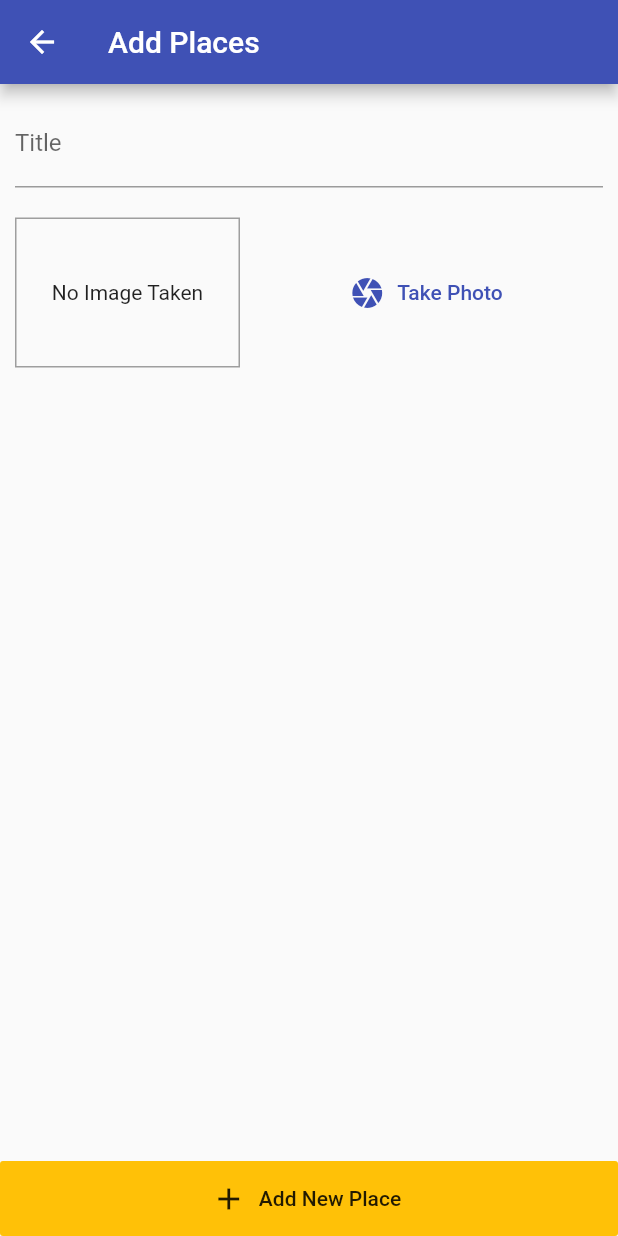
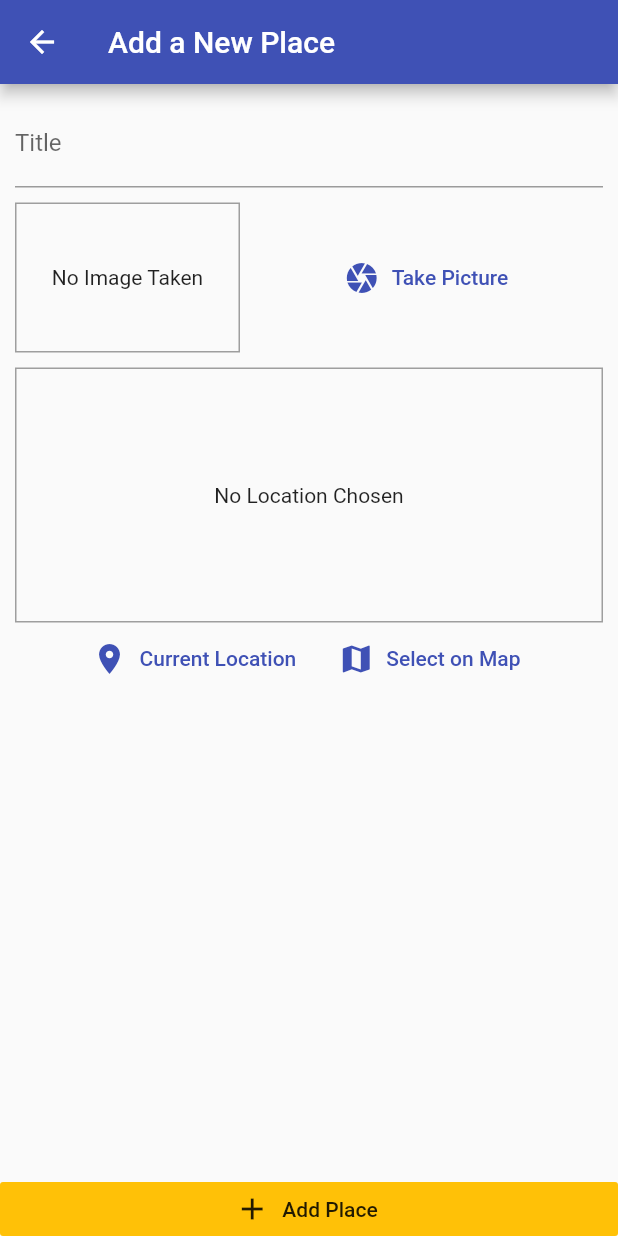
Before and after one commit to MohamedFaraag/GreatPlaces, a Flutter app: the screen it shows after launch, after a tap on the "add" icon, on a phone screen of 412 x 824 dp. Run offline on Flutter 3.47's test engine with Material 2 defaults, Android fonts, the phone set to English and light mode, and no system bars; our stand-ins replace image_picker, location, sqflite; accounts and stored records are empty.

Commit message:
add SqlFlite

```diff
--- /dev/null
+++ b/lib/Helpers/DB_Helper.dart
@@ -0,0 +1,28 @@
+import 'package:sqflite/sqflite.dart' as sql;
+import 'package:path/path.dart' as path;
+import 'package:sqflite/sqlite_api.dart';
+
+class DBHelper {
+  static Future<Database> database() async {
+    final dbPath = await sql.getDatabasesPath();
+    return sql.openDatabase(path.join(dbPath, 'places.db'),
+        onCreate: (db, version) {
+      return db.execute(
+          'CREATE TABLE user_places(id TEXT PRIMARY KEY, title TEXT, image TEXT)');
+    }, version: 1);
+  }
+
+  static Future<void> insert(String table, Map<String, Object> data) async {
+    final db = await DBHelper.database();
+    db.insert(
+      table,
+      data,
+      conflictAlgorithm: ConflictAlgorithm.replace,
+    );
+  }
+
+  static Future<List<Map<String, dynamic>>> getData(String table) async {
+    final db = await DBHelper.database();
+    return db.query(table);
+  }
+}
--- a/lib/Models/placeModel.dart
+++ b/lib/Models/placeModel.dart
@@ -1,4 +1,6 @@
 import 'dart:io';
+
+import 'package:flutter/foundation.dart';
 
 class PlaceLocation {
   final double latitude;
@@ -6,8 +8,8 @@ class PlaceLocation {
   final String address;
 
   PlaceLocation({
-    this.latitude,
-    this.longitude,
+    @required this.latitude,
+    @required this.longitude,
     this.address,
   });
 }
@@ -19,9 +21,9 @@ class Place {
   final File image;
 
   Place({
-    this.id,
-    this.title,
-    this.location,
-    this.image,
+    @required this.id,
+    @required this.title,
+    @required this.location,
+    @required this.image,
   });
 }
--- a/lib/Providers/Great_Places.dart
+++ b/lib/Providers/Great_Places.dart
@@ -1,10 +1,48 @@
+import 'dart:io';
+
 import 'package:flutter/foundation.dart';
-
 import '../Models/placeModel.dart';
 
-class GreatPlaces extends ChangeNotifier {
+import '../helpers/db_helper.dart';
+
+class GreatPlaces with ChangeNotifier {
   List<Place> _items = [];
+
   List<Place> get items {
     return [..._items];
   }
+
+  void addPlace(
+    String pickedTitle,
+    File pickedImage,
+  ) {
+    final newPlace = Place(
+      id: DateTime.now().toString(),
+      image: pickedImage,
+      title: pickedTitle,
+      location: null,
+    );
+    _items.add(newPlace);
+    notifyListeners();
+    DBHelper.insert('user_places', {
+      'id': newPlace.id,
+      'title': newPlace.title,
+      'image': newPlace.image.path,
+    });
+  }
+
+  Future<void> fetchAndSetPlaces() async {
+    final dataList = await DBHelper.getData('user_places');
+    _items = dataList
+        .map(
+          (item) => Place(
+            id: item['id'],
+            title: item['title'],
+            image: File(item['image']),
+            location: null,
+          ),
+        )
+        .toList();
+    notifyListeners();
+  }
 }
--- a/lib/Screens/add_places.dart
+++ b/lib/Screens/add_places.dart
@@ -1,57 +1,76 @@
+import 'dart:io';
+
 import 'package:flutter/material.dart';
+import 'package:provider/provider.dart';
 
 import '../Widgets/Image_inPuts.dart';
+import '../Widgets/Location_inPuts.dart';
 
-class AddPlaces extends StatefulWidget {
-  static String routeName = '/Add=Places';
+import '../providers/great_places.dart';
+
+class AddPlaceScreen extends StatefulWidget {
+  static const routeName = '/add-place';
+
   @override
-  _AddPlacesState createState() => _AddPlacesState();
+  _AddPlaceScreenState createState() => _AddPlaceScreenState();
 }
 
-class _AddPlacesState extends State<AddPlaces> {
-  final titleController = TextEditingController();
+class _AddPlaceScreenState extends State<AddPlaceScreen> {
+  final _titleController = TextEditingController();
+  File _pickedImage;
+
+  void _selectImage(File pickedImage) {
+    _pickedImage = pickedImage;
+  }
+
+  void _savePlace() {
+    if (_titleController.text.isEmpty || _pickedImage == null) {
+      return;
+    }
+    Provider.of<GreatPlaces>(context, listen: false)
+        .addPlace(_titleController.text, _pickedImage);
+    Navigator.of(context).pop();
+  }
 
   @override
   Widget build(BuildContext context) {
     return Scaffold(
       appBar: AppBar(
-        title: Text('Add Places'),
+        title: Text('Add a New Place'),
       ),
       body: Column(
-        mainAxisAlignment: MainAxisAlignment.spaceBetween,
         crossAxisAlignment: CrossAxisAlignment.stretch,
         children: <Widget>[
           Expanded(
-            child: Padding(
-              padding: EdgeInsets.all(10.0),
-              child: SingleChildScrollView(
+            child: SingleChildScrollView(
+              child: Padding(
+                padding: EdgeInsets.all(10),
                 child: Column(
                   children: <Widget>[
                     TextField(
                       decoration: InputDecoration(labelText: 'Title'),
-                      controller: titleController,
+                      controller: _titleController,
                     ),
                     SizedBox(
-                      height: 20,
+                      height: 10,
                     ),
-                    ImageInPut()
+                    ImageInput(_selectImage),
+                    SizedBox(
+                      height: 10,
+                    ),
+                    LocationInPuts(),
                   ],
                 ),
               ),
             ),
           ),
-          Container(
-            height: 50,
-            child: RaisedButton.icon(
-              elevation: 0,
-              materialTapTargetSize: MaterialTapTargetSize.shrinkWrap,
-              onPressed: () {},
-              icon: Icon(Icons.add),
-              color: Theme.of(context).accentColor,
-              label: Text(
-                "Add New Place",
-              ),
-            ),
+          RaisedButton.icon(
+            icon: Icon(Icons.add),
+            label: Text('Add Place'),
+            onPressed: _savePlace,
+            elevation: 0,
+            materialTapTargetSize: MaterialTapTargetSize.shrinkWrap,
+            color: Theme.of(context).accentColor,
           ),
         ],
       ),
--- a/lib/Screens/place_list.dart
+++ b/lib/Screens/place_list.dart
@@ -1,26 +1,53 @@
 import 'package:flutter/material.dart';
+import 'package:provider/provider.dart';
 
+import '../providers/great_places.dart';
 import '../Screens/add_places.dart';
 
-class PlaceList extends StatelessWidget {
+class PlacesListScreen extends StatelessWidget {
   @override
   Widget build(BuildContext context) {
     return Scaffold(
       appBar: AppBar(
-        title: Text('List Places'),
-        centerTitle: true,
+        title: Text('Your Places'),
         actions: <Widget>[
           IconButton(
             icon: Icon(Icons.add),
             onPressed: () {
-              Navigator.of(context).pushNamed(AddPlaces.routeName);
-              print('Navigator to AddPlaces');
+              Navigator.of(context).pushNamed(AddPlaceScreen.routeName);
             },
           ),
         ],
       ),
-      body: Center(
-        child: Text('Hai'),
+      body: FutureBuilder(
+        future: Provider.of<GreatPlaces>(context, listen: false)
+            .fetchAndSetPlaces(),
+        builder: (ctx, snapshot) => snapshot.connectionState ==
+                ConnectionState.waiting
+            ? Center(
+                child: CircularProgressIndicator(),
+              )
+            : Consumer<GreatPlaces>(
+                child: Center(
+                  child: const Text('Got no places yet, start adding some!'),
+                ),
+                builder: (ctx, greatPlaces, ch) => greatPlaces.items.length <= 0
+                    ? ch
+                    : ListView.builder(
+                        itemCount: greatPlaces.items.length,
+                        itemBuilder: (ctx, i) => ListTile(
+                          leading: CircleAvatar(
+                            backgroundImage: FileImage(
+                              greatPlaces.items[i].image,
+                            ),
+                          ),
+                          title: Text(greatPlaces.items[i].title),
+                          onTap: () {
+                            // Go to detail page ...
+                          },
+                        ),
+                      ),
+              ),
       ),
     );
   }
--- a/lib/Widgets/Image_inPuts.dart
+++ b/lib/Widgets/Image_inPuts.dart
@@ -1,26 +1,48 @@
 import 'dart:io';
 
 import 'package:flutter/material.dart';
+import 'package:image_picker/image_picker.dart';
+import 'package:path/path.dart' as path;
+import 'package:path_provider/path_provider.dart' as syspaths;
 
-class ImageInPut extends StatefulWidget {
+class ImageInput extends StatefulWidget {
+  final Function onSelectImage;
+
+  ImageInput(this.onSelectImage);
+
   @override
-  _ImageInPutState createState() => _ImageInPutState();
+  _ImageInputState createState() => _ImageInputState();
 }
 
-class _ImageInPutState extends State<ImageInPut> {
+class _ImageInputState extends State<ImageInput> {
   File _storedImage;
+
+  Future<void> _takePicture() async {
+    final imageFile = await ImagePicker.pickImage(
+      source: ImageSource.camera,
+      maxWidth: 600,
+    );
+    if (imageFile == null) {
+      return;
+    }
+    setState(() {
+      _storedImage = imageFile;
+    });
+    final appDir = await syspaths.getApplicationDocumentsDirectory();
+    final fileName = path.basename(imageFile.path);
+    final savedImage = await imageFile.copy('${appDir.path}/$fileName');
+    widget.onSelectImage(savedImage);
+  }
+
   @override
   Widget build(BuildContext context) {
     return Row(
       children: <Widget>[
         Container(
+          width: 150,
           height: 100,
-          width: 150,
           decoration: BoxDecoration(
-            border: Border.all(
-              width: 1,
-              color: Colors.grey,
-            ),
+            border: Border.all(width: 1, color: Colors.grey),
           ),
           child: _storedImage != null
               ? Image.file(
@@ -39,10 +61,10 @@ class _ImageInPutState extends State<ImageInPut> {
         ),
         Expanded(
           child: FlatButton.icon(
-            onPressed: () {},
             icon: Icon(Icons.camera),
-            label: Text('Take Photo'),
+            label: Text('Take Picture'),
             textColor: Theme.of(context).primaryColor,
+            onPressed: _takePicture,
           ),
         ),
       ],
--- /dev/null
+++ b/lib/Widgets/Location_inPuts.dart
@@ -0,0 +1,62 @@
+import 'package:flutter/material.dart';
+import 'package:location/location.dart';
+
+class LocationInPuts extends StatefulWidget {
+  @override
+  _LocationInPutsState createState() => _LocationInPutsState();
+}
+
+class _LocationInPutsState extends State<LocationInPuts> {
+  @override
+  Widget build(BuildContext context) {
+    String _previewImageUrl;
+    Future<void> _getCurrentUserLocation() async {
+      final locData = await Location().getLocation();
+      print(locData.latitude);
+      print(locData.longitude);
+    }
+
+    return Column(
+      children: <Widget>[
+        Container(
+          height: 170,
+          width: double.infinity,
+          alignment: Alignment.center,
+          decoration: BoxDecoration(
+            border: Border.all(
+              width: 1,
+              color: Colors.grey,
+            ),
+          ),
+          child: _previewImageUrl == null
+              ? Text(
+                  'No Location Chosen',
+                  textAlign: TextAlign.center,
+                )
+              : Image.network(
+                  _previewImageUrl,
+                  fit: BoxFit.cover,
+                  width: double.infinity,
+                ),
+        ),
+        Row(
+          mainAxisAlignment: MainAxisAlignment.center,
+          children: [
+            FlatButton.icon(
+              onPressed: _getCurrentUserLocation,
+              icon: Icon(Icons.location_on),
+              label: Text('Current Location'),
+              textColor: Theme.of(context).primaryColor,
+            ),
+            FlatButton.icon(
+              onPressed: () {},
+              icon: Icon(Icons.map),
+              label: Text('Select on Map'),
+              textColor: Theme.of(context).primaryColor,
+            )
+          ],
+        )
+      ],
+    );
+  }
+}
--- a/lib/main.dart
+++ b/lib/main.dart
@@ -1,13 +1,11 @@
 import 'package:flutter/material.dart';
 import 'package:provider/provider.dart';
 
+import './providers/great_places.dart';
+import './Screens/add_places.dart';
 import './Screens/place_list.dart';
-import './Providers/Great_Places.dart';
-import './Screens/add_places.dart';
 
-void main() {
-  runApp(MyApp());
-}
+void main() => runApp(MyApp());
 
 class MyApp extends StatelessWidget {
   @override
@@ -15,15 +13,15 @@ class MyApp extends StatelessWidget {
     return ChangeNotifierProvider.value(
       value: GreatPlaces(),
       child: MaterialApp(
-        title: 'Great Places',
-        debugShowCheckedModeBanner: false,
-        theme: ThemeData(
-          primaryColor: Colors.indigo,
-          accentColor: Colors.amber,
-        ),
-        home: PlaceList(),
-        routes: {AddPlaces.routeName: (ctx) => AddPlaces()},
-      ),
+          title: 'Great Places',
+          theme: ThemeData(
+            primarySwatch: Colors.indigo,
+            accentColor: Colors.amber,
+          ),
+          home: PlacesListScreen(),
+          routes: {
+            AddPlaceScreen.routeName: (ctx) => AddPlaceScreen(),
+          }),
     );
   }
 }
--- a/pubspec.yaml
+++ b/pubspec.yaml
@@ -25,7 +25,10 @@ dependencies:
     sdk: flutter
   provider: ^4.3.3
   image_picker: ^0.6.7+22
-
+  path_provider: ^1.6.27
+  path: ^1.7.0
+  sqflite: ^1.3.2+4
+  location: ^3.2.4
 
   # The following adds the Cupertino Icons font to your application.
   # Use with the CupertinoIcons class for iOS style icons.
```
Also changed, not shown: pubspec.lock, 2 other files.
